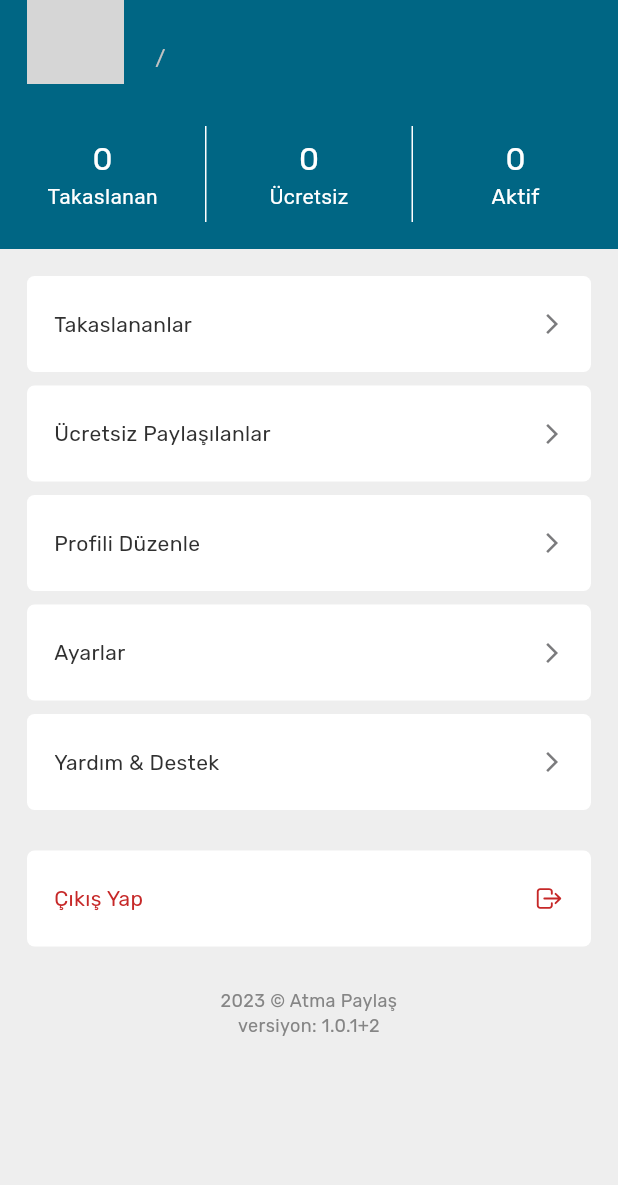
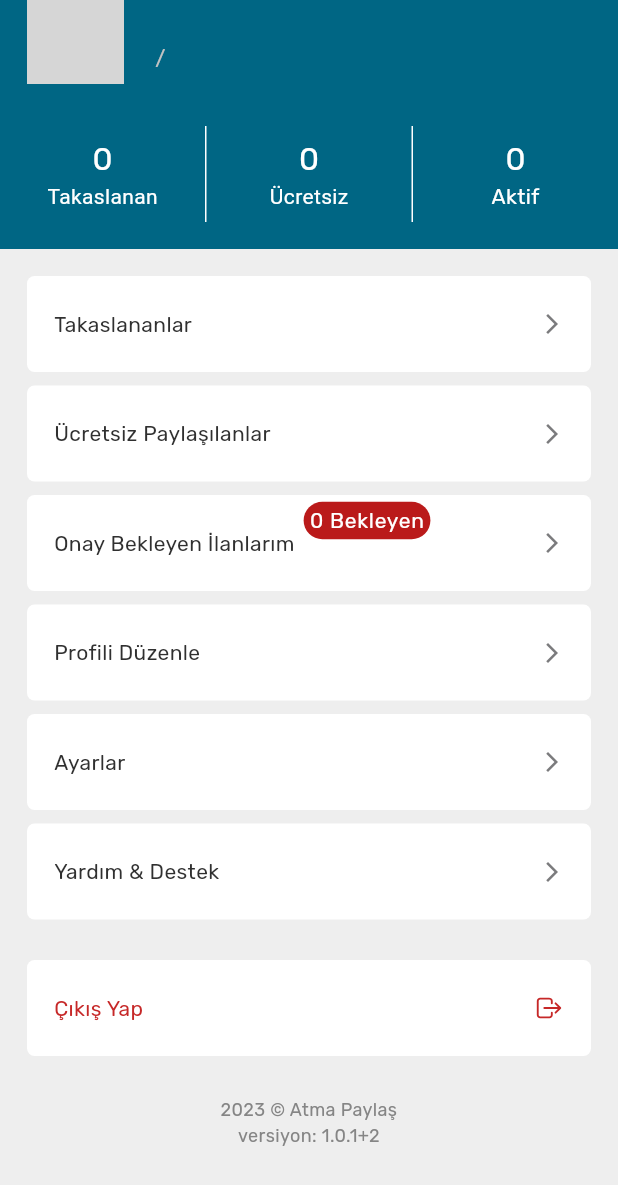
Before and after one commit to flutterteam2023/atmaPaylasApp, a Flutter app: the ProfileView screen opened by its route, on a phone screen of 412 x 824 dp. Shown: the top 1185 px of the screen. Run offline on Flutter 3.47's test engine with Material 3 defaults, Android fonts, the phone set to English and light mode, and no system bars; our stand-ins replace auto_route, dio, easy_localization, flutter_bounceable, flutter_easyloading, flutter_hooks and 15 more; missing offline and left inert: flutter_verification_code, validatorless; accounts and stored records are empty; network calls fail; grey boxes are pictures that could not be loaded.

Commit message:
Update profile_view.dart

```diff
--- a/lib/features/Profile/profile_view.dart
+++ b/lib/features/Profile/profile_view.dart
@@ -156,7 +156,8 @@ class _ProfileViewState extends State<ProfileView> {
               ),
             ),
           ),
-          body: Padding(
+          body: SingleChildScrollView(
+            child: Padding(
               padding: const EdgeInsets.all(18),
               child: Column(
                 children: [
@@ -222,6 +223,57 @@ class _ProfileViewState extends State<ProfileView> {
                                 color: Colors.grey[850],
                                 fontSize: 14,
                                 fontWeight: FontWeight.w400,
+                              ),
+                            ),
+                          ),
+                          const Padding(
+                            padding: EdgeInsets.only(right: 18),
+                            child: Icon(
+                              Icons.arrow_forward_ios,
+                              size: 16,
+                              color: Color(0xFF7B7B7D),
+                            ),
+                          ),
+                        ],
+                      ),
+                    ),
+                  ),
+                  const Gap(9),
+                  InkWell(
+                    onTap: () {
+                      context.pushRoute(const WaitingToConfirmListingsRoute());
+                    },
+                    borderRadius: BorderRadius.circular(5),
+                    child: Container(
+                      width: MediaQuery.of(context).size.width,
+                      height: 64,
+                      decoration: BoxDecoration(
+                        color: Colors.white,
+                        borderRadius: BorderRadius.circular(5),
+                      ),
+                      child: Row(
+                        mainAxisAlignment: MainAxisAlignment.spaceBetween,
+                        children: [
+                          Badge(
+                            smallSize: 15,
+                            largeSize: 25,
+                            label: Text(
+                              '${GetIt.instance<UserRepository>().user?.waitingToConfirmListingsCount} Bekleyen',
+                              style: GoogleFonts.rubik(
+                                color: Colors.white,
+                                fontSize: 14,
+                                fontWeight: FontWeight.w400,
+                              ),
+                            ),
+                            child: Padding(
+                              padding: const EdgeInsets.only(left: 18, right: 27, top: 9, bottom: 9),
+                              child: Text(
+                                'Onay Bekleyen İlanlarım',
+                                style: GoogleFonts.rubik(
+                                  color: Colors.grey[850],
+                                  fontSize: 14,
+                                  fontWeight: FontWeight.w400,
+                                ),
                               ),
                             ),
                           ),
@@ -435,6 +487,7 @@ class _ProfileViewState extends State<ProfileView> {
                 ],
               ),
             ),
+          ),
         );
       },
     );
```
Lines whose indentation alone changed are shown as unchanged.
